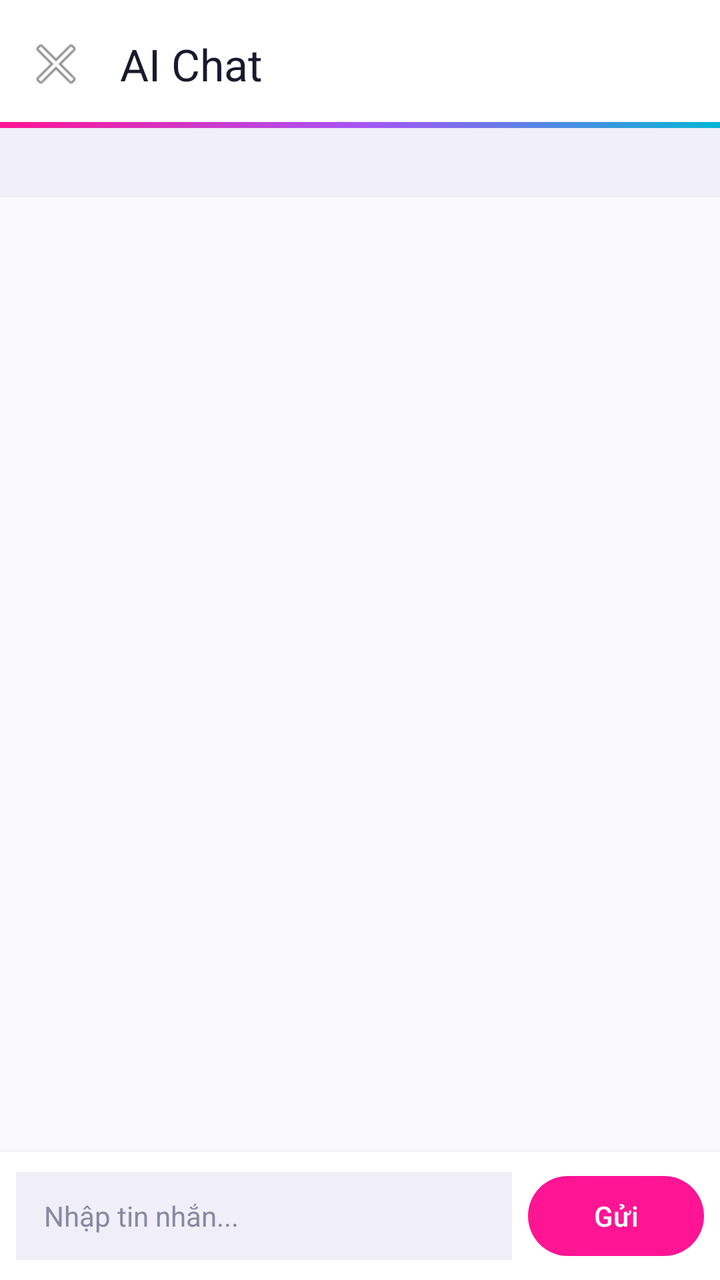
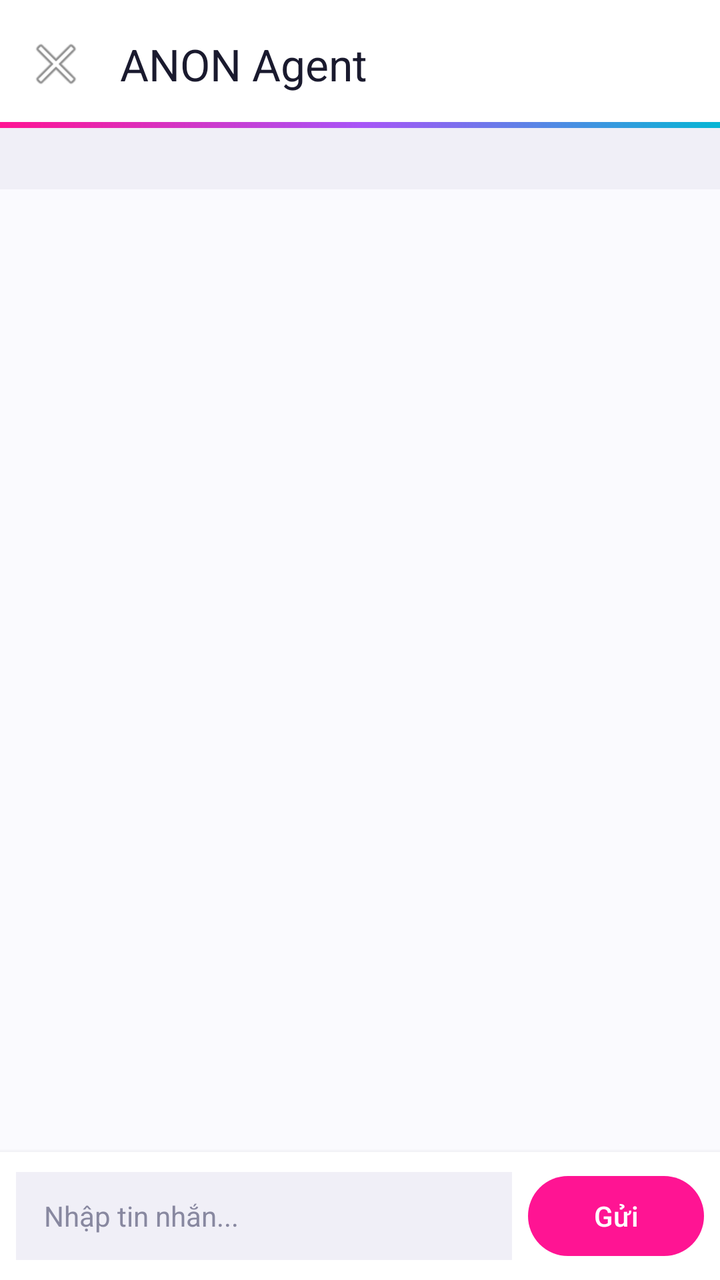

Before-and-after screenshots of an Android layout around one commit, followed by the original layout XML and the change that was made.
<!-- AndroidManifest.xml: application theme Theme.AnonFiles -->
<!-- res/layout/activity_ai_chat.xml -->
<?xml version="1.0" encoding="utf-8"?>
<LinearLayout xmlns:android="http://schemas.android.com/apk/res/android"
    xmlns:app="http://schemas.android.com/apk/res-auto"
    android:layout_width="match_parent"
    android:layout_height="match_parent"
    android:orientation="vertical"
    android:background="#FAFAFE">

    <com.google.android.material.appbar.MaterialToolbar
        android:id="@+id/aiToolbar"
        android:layout_width="match_parent"
        android:layout_height="?attr/actionBarSize"
        android:background="@drawable/rainbow_bar"
        app:navigationIcon="@android:drawable/ic_menu_close_clear_cancel"
        app:title="AI Chat"
        app:titleTextColor="#1A1A2E"
        app:subtitleTextColor="#666680" />

    <TextView
        android:id="@+id/aiContext"
        android:layout_width="match_parent"
        android:layout_height="wrap_content"
        android:padding="10dp"
        android:background="#F0EFF7"
        android:textSize="11sp"
        android:textColor="#3A3A5C"
        android:maxLines="1"
        android:ellipsize="middle" />

    <androidx.recyclerview.widget.RecyclerView
        android:id="@+id/aiRecycler"
        android:layout_width="match_parent"
        android:layout_height="0dp"
        android:layout_weight="1"
        android:paddingStart="8dp"
        android:paddingTop="8dp"
        android:paddingEnd="8dp"
        android:clipToPadding="false"
        android:paddingBottom="8dp" />

    <LinearLayout
        android:layout_width="match_parent"
        android:layout_height="wrap_content"
        android:orientation="horizontal"
        android:padding="8dp"
        android:background="#FFFFFF"
        android:elevation="4dp">

        <EditText
            android:id="@+id/aiInput"
            android:layout_width="0dp"
            android:layout_height="wrap_content"
            android:layout_weight="1"
            android:minHeight="44dp"
            android:maxHeight="120dp"
            android:paddingStart="14dp"
            android:paddingEnd="14dp"
            android:hint="Nhập tin nhắn..."
            android:inputType="textMultiLine|textCapSentences"
            android:background="#F0EFF7"
            android:textColor="#1A1A2E"
            android:textColorHint="#8888A0"
            android:textSize="14sp"
            android:importantForAutofill="no" />

        <com.google.android.material.button.MaterialButton
            android:id="@+id/aiSend"
            android:layout_width="wrap_content"
            android:layout_height="wrap_content"
            android:layout_marginStart="8dp"
            android:text="Gửi"
            app:backgroundTint="#FF1493"
            android:textColor="#FFFFFF" />
    </LinearLayout>
</LinearLayout>
<!-- resources referenced by this layout -->
<resources>
  <!-- drawable rainbow_bar (drawable) -->
  <?xml version="1.0" encoding="utf-8"?>
  <layer-list xmlns:android="http://schemas.android.com/apk/res/android">
      <item>
          <shape><solid android:color="#FFFFFF" /></shape>
      </item>
      <item android:gravity="bottom" android:height="3dp">
          <shape>
              <gradient android:angle="0"
                  android:startColor="#FF1493"
                  android:centerColor="#A855F7"
                  android:endColor="#06B6D4"
                  android:type="linear" />
          </shape>
      </item>
  </layer-list>
  <style name="Theme.AnonFiles" parent="Theme.Material3.Light.NoActionBar">
          <item name="android:statusBarColor">#FFFFFF</item>
          <item name="android:navigationBarColor">#FFFFFF</item>
          <item name="android:windowLightStatusBar">true</item>
          <item name="android:windowLightNavigationBar">true</item>
          <item name="colorPrimary">#FF1493</item>
          <item name="colorSecondary">#A855F7</item>
          <item name="colorOnPrimary">#FFFFFF</item>
          <item name="android:windowBackground">#FAFAFE</item>
      </style>
</resources>

<!-- the commit's change to res/layout/activity_ai_chat.xml (unified diff, before → after) -->
@@ -12,7 +12,7 @@
         android:layout_height="?attr/actionBarSize"
         android:background="@drawable/rainbow_bar"
         app:navigationIcon="@android:drawable/ic_menu_close_clear_cancel"
-        app:title="AI Chat"
+        app:title="ANON Agent"
         app:titleTextColor="#1A1A2E"
         app:subtitleTextColor="#666680" />
 
@@ -20,12 +20,52 @@
         android:id="@+id/aiContext"
         android:layout_width="match_parent"
         android:layout_height="wrap_content"
-        android:padding="10dp"
+        android:padding="8dp"
         android:background="#F0EFF7"
         android:textSize="11sp"
         android:textColor="#3A3A5C"
         android:maxLines="1"
         android:ellipsize="middle" />
+
+    <LinearLayout
+        android:id="@+id/statusBar"
+        android:layout_width="match_parent"
+        android:layout_height="wrap_content"
+        android:orientation="horizontal"
+        android:gravity="center_vertical"
+        android:padding="8dp"
+        android:background="#FFE4F0"
+        android:visibility="gone">
+
+        <ProgressBar
+            android:id="@+id/statusProgress"
+            style="?android:attr/progressBarStyleSmall"
+            android:layout_width="16dp"
+            android:layout_height="16dp"
+            android:indeterminateTint="#FF1493" />
+
+        <TextView
+            android:id="@+id/statusText"
+            android:layout_width="0dp"
+            android:layout_height="wrap_content"
+            android:layout_weight="1"
+            android:layout_marginStart="10dp"
+            android:textColor="#B91C1C"
+            android:textSize="12sp"
+            android:fontFamily="monospace"
+            android:maxLines="1"
+            android:ellipsize="end" />
+
+        <TextView
+            android:id="@+id/statusStop"
+            android:layout_width="wrap_content"
+            android:layout_height="wrap_content"
+            android:padding="6dp"
+            android:text="■ Dừng"
+            android:textColor="#B91C1C"
+            android:textSize="12sp"
+            android:textStyle="bold" />
+    </LinearLayout>
 
     <androidx.recyclerview.widget.RecyclerView
         android:id="@+id/aiRecycler"
